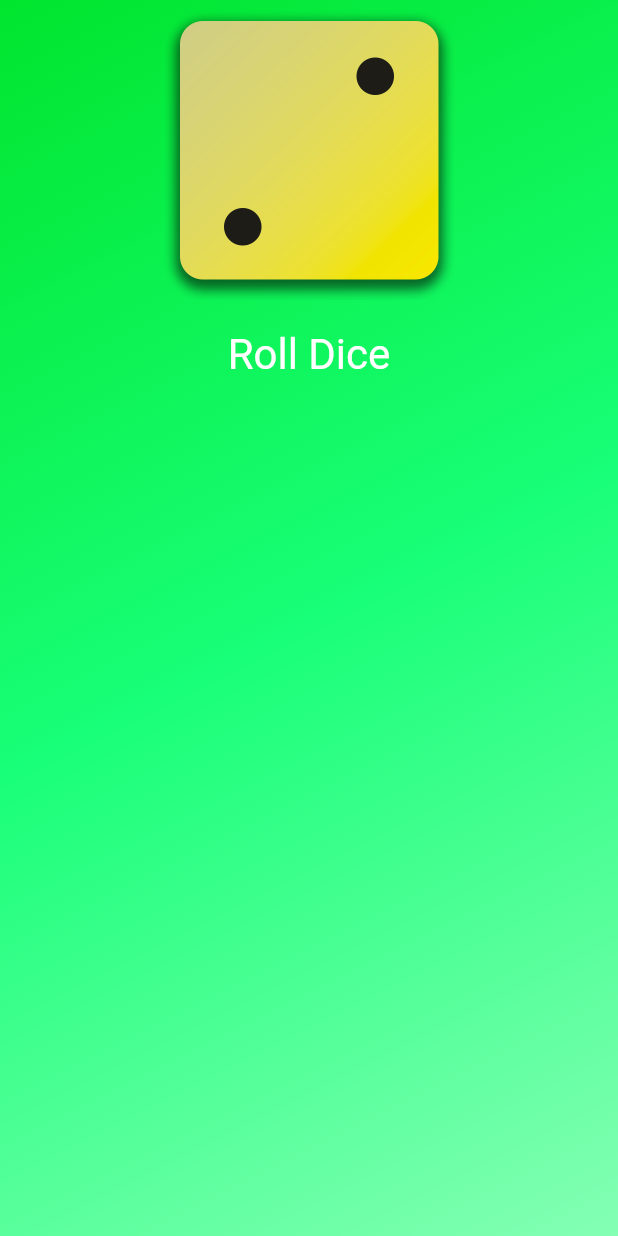
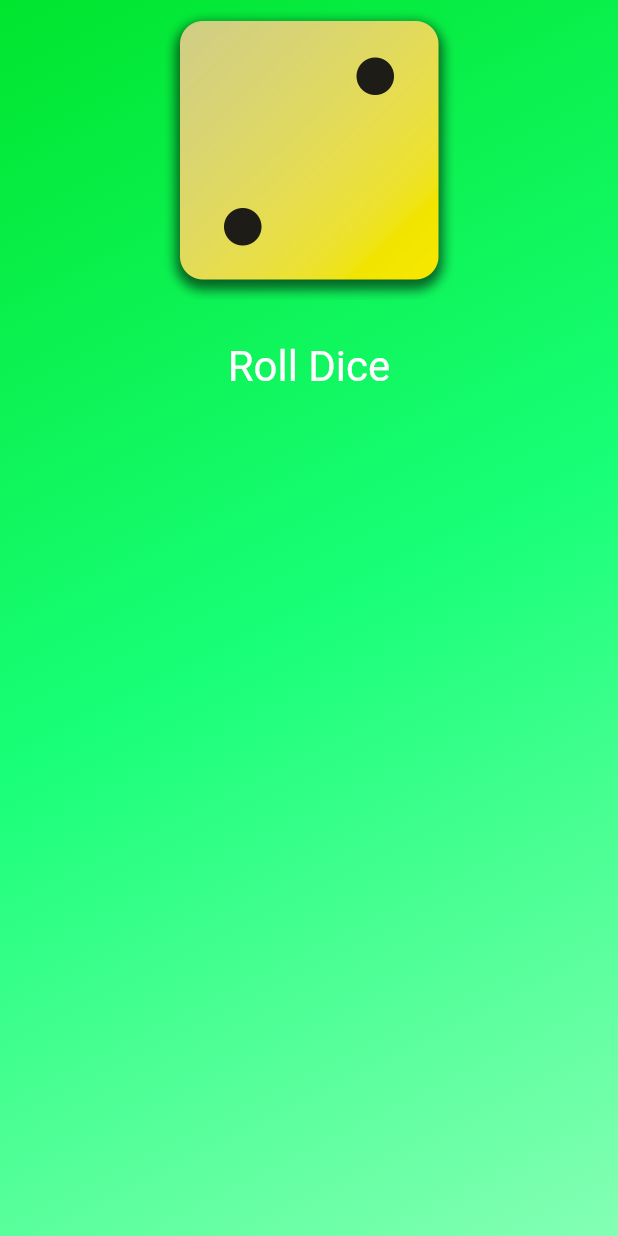
Before and after one commit to Igor-IGI/first_flutter_app, a Flutter app: the screen it shows after launch, on a phone screen of 412 x 824 dp. Run offline on Flutter 3.47's test engine with Material 2 defaults, Android fonts, the phone set to English and light mode, and no system bars.

Commit message:
replace padding with new widget SizedBox

```diff
--- a/lib/gradient_container.dart
+++ b/lib/gradient_container.dart
@@ -34,12 +34,15 @@ class GradientContainer extends StatelessWidget {
               imageName,
               width: 200,
             ),
+            const SizedBox(
+              height: 20,
+            ),
             TextButton(
               onPressed: () {},
               style: TextButton.styleFrom(
-                padding: const EdgeInsets.only(
-                  top: 20,
-                ),
+                // padding: const EdgeInsets.only(
+                //   top: 20,
+                // ),
                 foregroundColor: Colors.white,
                 textStyle: const TextStyle(
                   fontSize: 28,
```
